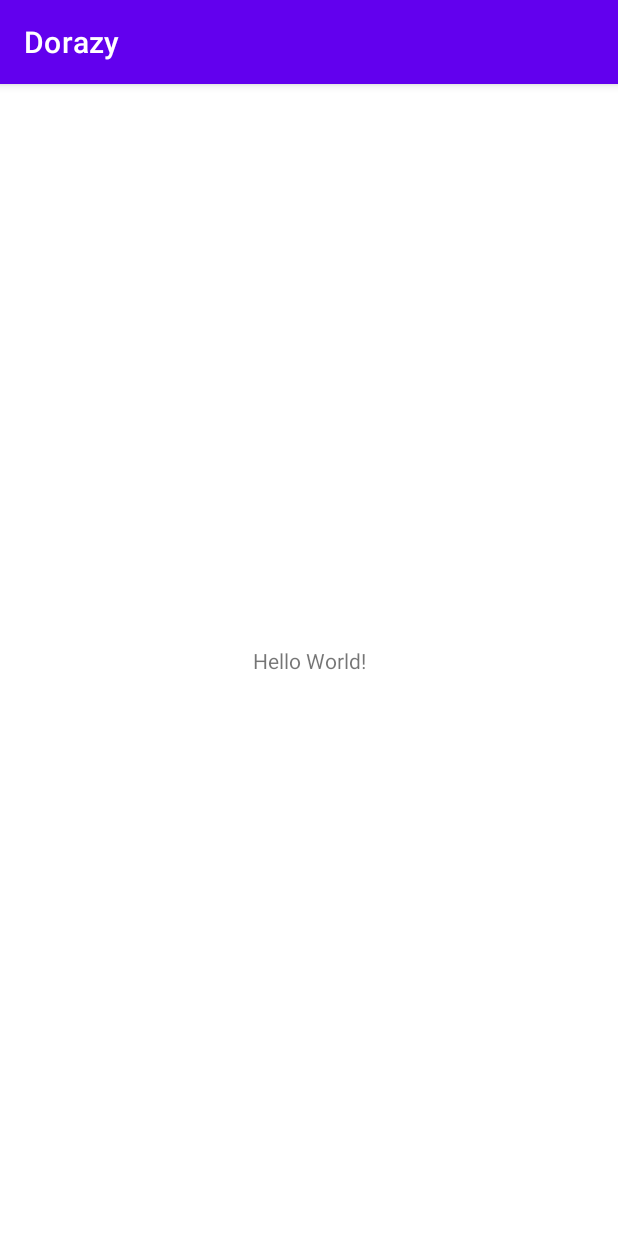
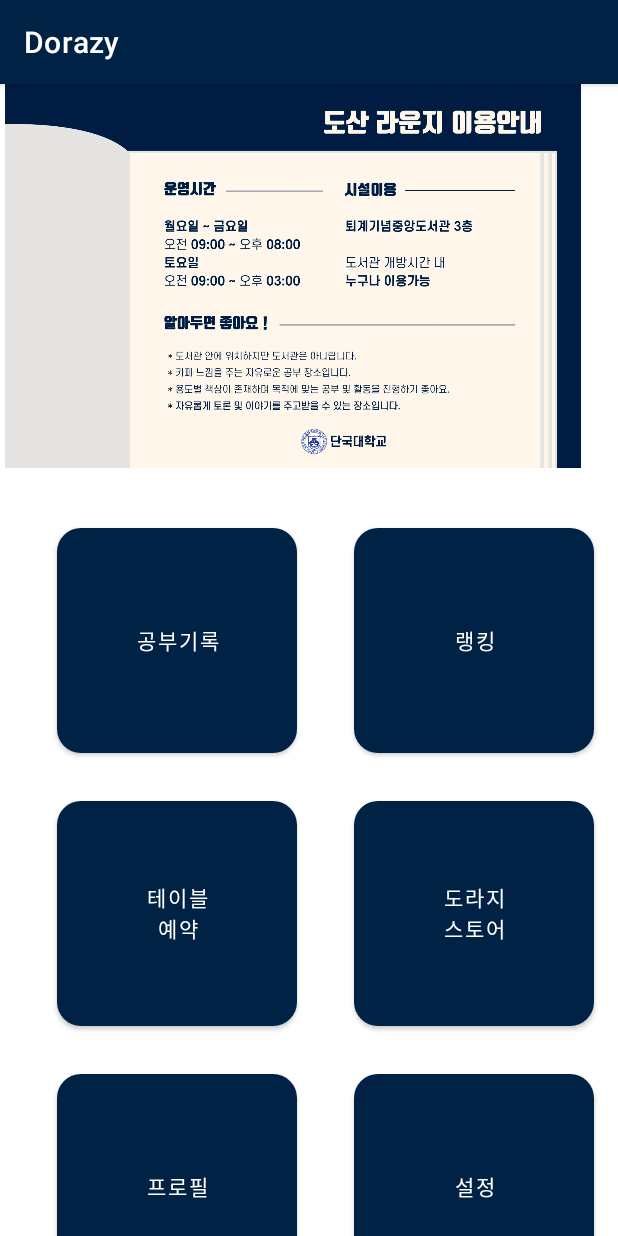
Before and after one commit to kimyeonhong00/dorazy, an Android app: the screen it shows after launch (MainActivity), on a phone screen of 412 x 824 dp. Run offline under Robolectric (Android 15) with nearby library versions, the phone set to English and light mode, and no system bars.

Commit message:
create home view
create home view

```diff
--- a/app/build.gradle
+++ b/app/build.gradle
@@ -1,6 +1,7 @@
 plugins {
     id 'com.android.application'
     id 'kotlin-android'
+    id 'kotlin-android-extensions'
 }
 
 android {
@@ -37,7 +38,12 @@ dependencies {
     implementation 'androidx.appcompat:appcompat:1.4.1'
     implementation 'com.google.android.material:material:1.5.0'
     implementation 'androidx.constraintlayout:constraintlayout:2.1.3'
+    implementation 'androidx.gridlayout:gridlayout:1.0.0'
+    implementation 'com.android.support.constraint:constraint-layout:2.0.4'
+    implementation 'androidx.constraintlayout:constraintlayout:2.1.4'
     testImplementation 'junit:junit:4.+'
     androidTestImplementation 'androidx.test.ext:junit:1.1.3'
     androidTestImplementation 'androidx.test.espresso:espresso-core:3.4.0'
+    implementation 'com.github.bumptech.glide:glide:4.13.0'
+    annotationProcessor 'com.github.bumptech.glide:compiler:4.13.0'
 }
--- /dev/null
+++ b/app/src/main/res/drawable/ic_account_circle.xml
@@ -0,0 +1,5 @@
+<vector android:height="24dp" android:tint="#000000"
+    android:viewportHeight="24" android:viewportWidth="24"
+    android:width="24dp" xmlns:android="http://schemas.android.com/apk/res/android">
+    <path android:fillColor="@android:color/white" android:pathData="M12,2C6.48,2 2,6.48 2,12s4.48,10 10,10s10,-4.48 10,-10S17.52,2 12,2zM12,6c1.93,0 3.5,1.57 3.5,3.5S13.93,13 12,13s-3.5,-1.57 -3.5,-3.5S10.07,6 12,6zM12,20c-2.03,0 -4.43,-0.82 -6.14,-2.88C7.55,15.8 9.68,15 12,15s4.45,0.8 6.14,2.12C16.43,19.18 14.03,20 12,20z"/>
+</vector>
--- /dev/null
+++ b/app/src/main/res/drawable/ic_account_circle_white.xml
@@ -0,0 +1,5 @@
+<vector android:height="24dp" android:tint="#FFFFFF"
+    android:viewportHeight="24" android:viewportWidth="24"
+    android:width="24dp" xmlns:android="http://schemas.android.com/apk/res/android">
+    <path android:fillColor="@android:color/white" android:pathData="M12,2C6.48,2 2,6.48 2,12s4.48,10 10,10s10,-4.48 10,-10S17.52,2 12,2zM12,6c1.93,0 3.5,1.57 3.5,3.5S13.93,13 12,13s-3.5,-1.57 -3.5,-3.5S10.07,6 12,6zM12,20c-2.03,0 -4.43,-0.82 -6.14,-2.88C7.55,15.8 9.68,15 12,15s4.45,0.8 6.14,2.12C16.43,19.18 14.03,20 12,20z"/>
+</vector>
--- /dev/null
+++ b/app/src/main/res/drawable/ic_settings.xml
@@ -0,0 +1,5 @@
+<vector android:height="24dp" android:tint="#000000"
+    android:viewportHeight="24" android:viewportWidth="24"
+    android:width="24dp" xmlns:android="http://schemas.android.com/apk/res/android">
+    <path android:fillColor="@android:color/white" android:pathData="M19.14,12.94c0.04,-0.3 0.06,-0.61 0.06,-0.94c0,-0.32 -0.02,-0.64 -0.07,-0.94l2.03,-1.58c0.18,-0.14 0.23,-0.41 0.12,-0.61l-1.92,-3.32c-0.12,-0.22 -0.37,-0.29 -0.59,-0.22l-2.39,0.96c-0.5,-0.38 -1.03,-0.7 -1.62,-0.94L14.4,2.81c-0.04,-0.24 -0.24,-0.41 -0.48,-0.41h-3.84c-0.24,0 -0.43,0.17 -0.47,0.41L9.25,5.35C8.66,5.59 8.12,5.92 7.63,6.29L5.24,5.33c-0.22,-0.08 -0.47,0 -0.59,0.22L2.74,8.87C2.62,9.08 2.66,9.34 2.86,9.48l2.03,1.58C4.84,11.36 4.8,11.69 4.8,12s0.02,0.64 0.07,0.94l-2.03,1.58c-0.18,0.14 -0.23,0.41 -0.12,0.61l1.92,3.32c0.12,0.22 0.37,0.29 0.59,0.22l2.39,-0.96c0.5,0.38 1.03,0.7 1.62,0.94l0.36,2.54c0.05,0.24 0.24,0.41 0.48,0.41h3.84c0.24,0 0.44,-0.17 0.47,-0.41l0.36,-2.54c0.59,-0.24 1.13,-0.56 1.62,-0.94l2.39,0.96c0.22,0.08 0.47,0 0.59,-0.22l1.92,-3.32c0.12,-0.22 0.07,-0.47 -0.12,-0.61L19.14,12.94zM12,15.6c-1.98,0 -3.6,-1.62 -3.6,-3.6s1.62,-3.6 3.6,-3.6s3.6,1.62 3.6,3.6S13.98,15.6 12,15.6z"/>
+</vector>
--- /dev/null
+++ b/app/src/main/res/drawable/ic_settings_white.xml
@@ -0,0 +1,5 @@
+<vector android:height="24dp" android:tint="#FFFFFF"
+    android:viewportHeight="24" android:viewportWidth="24"
+    android:width="24dp" xmlns:android="http://schemas.android.com/apk/res/android">
+    <path android:fillColor="@android:color/white" android:pathData="M19.14,12.94c0.04,-0.3 0.06,-0.61 0.06,-0.94c0,-0.32 -0.02,-0.64 -0.07,-0.94l2.03,-1.58c0.18,-0.14 0.23,-0.41 0.12,-0.61l-1.92,-3.32c-0.12,-0.22 -0.37,-0.29 -0.59,-0.22l-2.39,0.96c-0.5,-0.38 -1.03,-0.7 -1.62,-0.94L14.4,2.81c-0.04,-0.24 -0.24,-0.41 -0.48,-0.41h-3.84c-0.24,0 -0.43,0.17 -0.47,0.41L9.25,5.35C8.66,5.59 8.12,5.92 7.63,6.29L5.24,5.33c-0.22,-0.08 -0.47,0 -0.59,0.22L2.74,8.87C2.62,9.08 2.66,9.34 2.86,9.48l2.03,1.58C4.84,11.36 4.8,11.69 4.8,12s0.02,0.64 0.07,0.94l-2.03,1.58c-0.18,0.14 -0.23,0.41 -0.12,0.61l1.92,3.32c0.12,0.22 0.37,0.29 0.59,0.22l2.39,-0.96c0.5,0.38 1.03,0.7 1.62,0.94l0.36,2.54c0.05,0.24 0.24,0.41 0.48,0.41h3.84c0.24,0 0.44,-0.17 0.47,-0.41l0.36,-2.54c0.59,-0.24 1.13,-0.56 1.62,-0.94l2.39,0.96c0.22,0.08 0.47,0 0.59,-0.22l1.92,-3.32c0.12,-0.22 0.07,-0.47 -0.12,-0.61L19.14,12.94zM12,15.6c-1.98,0 -3.6,-1.62 -3.6,-3.6s1.62,-3.6 3.6,-3.6s3.6,1.62 3.6,3.6S13.98,15.6 12,15.6z"/>
+</vector>
--- /dev/null
+++ b/app/src/main/res/drawable/radius.xml
@@ -0,0 +1,11 @@
+<?xml version="1.0" encoding="utf-8"?>
+<shape xmlns:android="http://schemas.android.com/apk/res/android"
+    android:shape="rectangle" android:padding = "10dp">
+    <solid android:color="#ffffff"></solid>
+    <corners
+        android:bottomLeftRadius="16dp"
+        android:bottomRightRadius="16dp"
+        android:topLeftRadius="16dp"
+        android:topRightRadius="16dp"></corners>
+
+</shape>
--- a/app/src/main/res/layout/activity_main.xml
+++ b/app/src/main/res/layout/activity_main.xml
@@ -1,18 +1,107 @@
 <?xml version="1.0" encoding="utf-8"?>
-<androidx.constraintlayout.widget.ConstraintLayout xmlns:android="http://schemas.android.com/apk/res/android"
+<androidx.constraintlayout.widget.ConstraintLayout
+    xmlns:android="http://schemas.android.com/apk/res/android"
+    xmlns:tools="http://schemas.android.com/tools"
     xmlns:app="http://schemas.android.com/apk/res-auto"
-    xmlns:tools="http://schemas.android.com/tools"
     android:layout_width="match_parent"
     android:layout_height="match_parent"
-    tools:context=".MainActivity">
+    tools:context=".MainActivity" >
 
-    <TextView
-        android:layout_width="wrap_content"
-        android:layout_height="wrap_content"
-        android:text="Hello World!"
-        app:layout_constraintBottom_toBottomOf="parent"
-        app:layout_constraintLeft_toLeftOf="parent"
-        app:layout_constraintRight_toRightOf="parent"
-        app:layout_constraintTop_toTopOf="parent" />
+    <androidx.appcompat.widget.Toolbar
+        android:id="@+id/toolbar"
+        android:layout_width="0dp"
+        android:layout_height="?attr/actionBarSize"
+        app:layout_constraintTop_toTopOf="parent"
+        app:layout_constraintStart_toStartOf="parent"
+        app:layout_constraintEnd_toEndOf="parent" />
+
+    <ImageView
+        android:id="@+id/homebanner"
+        android:layout_width="390dp"
+        android:layout_height="256dp"
+        android:contentDescription="home banner Dorazy Information"
+        app:layout_constraintEnd_toEndOf="parent"
+        app:layout_constraintHorizontal_bias="0.0"
+        app:layout_constraintStart_toStartOf="parent"
+        app:layout_constraintTop_toTopOf="parent"
+        app:srcCompat="@drawable/home_banner_info" />
+
+    <Button
+        android:id="@+id/recordbutton"
+        android:layout_width="160dp"
+        android:layout_height="150dp"
+        android:layout_marginStart="16dp"
+        android:layout_marginTop="40dp"
+        android:layout_marginEnd="16dp"
+        android:background="@drawable/radius"
+        android:text="공부기록"
+        android:textColor="@color/white"
+        app:layout_constraintEnd_toStartOf="@+id/rankingbutton"
+        app:layout_constraintStart_toStartOf="parent"
+        app:layout_constraintTop_toBottomOf="@+id/homebanner" />
+
+    <Button
+        android:id="@+id/bookingbutton"
+        android:layout_width="160dp"
+        android:layout_height="150dp"
+        android:layout_marginStart="16dp"
+        android:layout_marginTop="32dp"
+        android:layout_marginEnd="16dp"
+        android:background="@drawable/radius"
+        android:text="테이블\n예약"
+        android:textColor="@color/white"
+        app:layout_constraintEnd_toStartOf="@+id/storebutton"
+        app:layout_constraintStart_toStartOf="parent"
+        app:layout_constraintTop_toBottomOf="@+id/recordbutton" />
+
+    <Button
+        android:id="@+id/storebutton"
+        android:layout_width="160dp"
+        android:layout_height="150dp"
+        android:layout_marginTop="32dp"
+        android:layout_marginEnd="16dp"
+        android:background="@drawable/radius"
+        android:text="도라지\n스토어"
+        android:textColor="@color/white"
+        app:layout_constraintEnd_toEndOf="parent"
+        app:layout_constraintTop_toBottomOf="@+id/rankingbutton" />
+
+    <Button
+        android:id="@+id/rankingbutton"
+        android:layout_width="160dp"
+        android:layout_height="150dp"
+        android:layout_marginTop="40dp"
+        android:layout_marginEnd="16dp"
+        android:background="@drawable/radius"
+        android:text="랭킹"
+        android:textColor="@color/white"
+        app:layout_constraintEnd_toEndOf="parent"
+        app:layout_constraintTop_toBottomOf="@+id/homebanner" />
+
+    <Button
+        android:id="@+id/setting"
+        android:layout_width="160dp"
+        android:layout_height="150dp"
+        android:layout_marginTop="32dp"
+        android:layout_marginEnd="16dp"
+        android:background="@drawable/radius"
+        android:text="설정"
+        android:textColor="@color/white"
+        app:layout_constraintEnd_toEndOf="parent"
+        app:layout_constraintTop_toBottomOf="@+id/storebutton" />
+
+    <Button
+        android:id="@+id/profile"
+        android:layout_width="160dp"
+        android:layout_height="150dp"
+        android:layout_marginStart="16dp"
+        android:layout_marginTop="32dp"
+        android:layout_marginEnd="16dp"
+        android:background="@drawable/radius"
+        android:text="프로필"
+        android:textColor="@color/white"
+        app:layout_constraintEnd_toStartOf="@+id/setting"
+        app:layout_constraintStart_toStartOf="parent"
+        app:layout_constraintTop_toBottomOf="@+id/bookingbutton" />
 
 </androidx.constraintlayout.widget.ConstraintLayout>
--- a/app/src/main/res/values/themes.xml
+++ b/app/src/main/res/values/themes.xml
@@ -2,9 +2,9 @@
     <!-- Base application theme. -->
     <style name="Theme.Dorazy" parent="Theme.MaterialComponents.DayNight.DarkActionBar">
         <!-- Primary brand color. -->
-        <item name="colorPrimary">@color/purple_500</item>
-        <item name="colorPrimaryVariant">@color/purple_700</item>
-        <item name="colorOnPrimary">@color/white</item>
+        <item name="colorPrimary">#002244</item>
+        <item name="colorPrimaryVariant">#002244</item>
+        <item name="colorOnPrimary">#002244</item>
         <!-- Secondary brand color. -->
         <item name="colorSecondary">@color/teal_200</item>
         <item name="colorSecondaryVariant">@color/teal_700</item>
--- a/build.gradle
+++ b/build.gradle
@@ -7,6 +7,8 @@ buildscript {
     dependencies {
         classpath "com.android.tools.build:gradle:7.0.3"
         classpath "org.jetbrains.kotlin:kotlin-gradle-plugin:1.5.31"
+        classpath "com.google.gms:google-services:4.3.13"
+        classpath "com.android.support.constraint:constraint-layout:2.0.4"
 
         // NOTE: Do not place your application dependencies here; they belong
         // in the individual module build.gradle files
```
Also changed, not shown: app/src/main/res/drawable-v24/home_banner_info.png (added).
